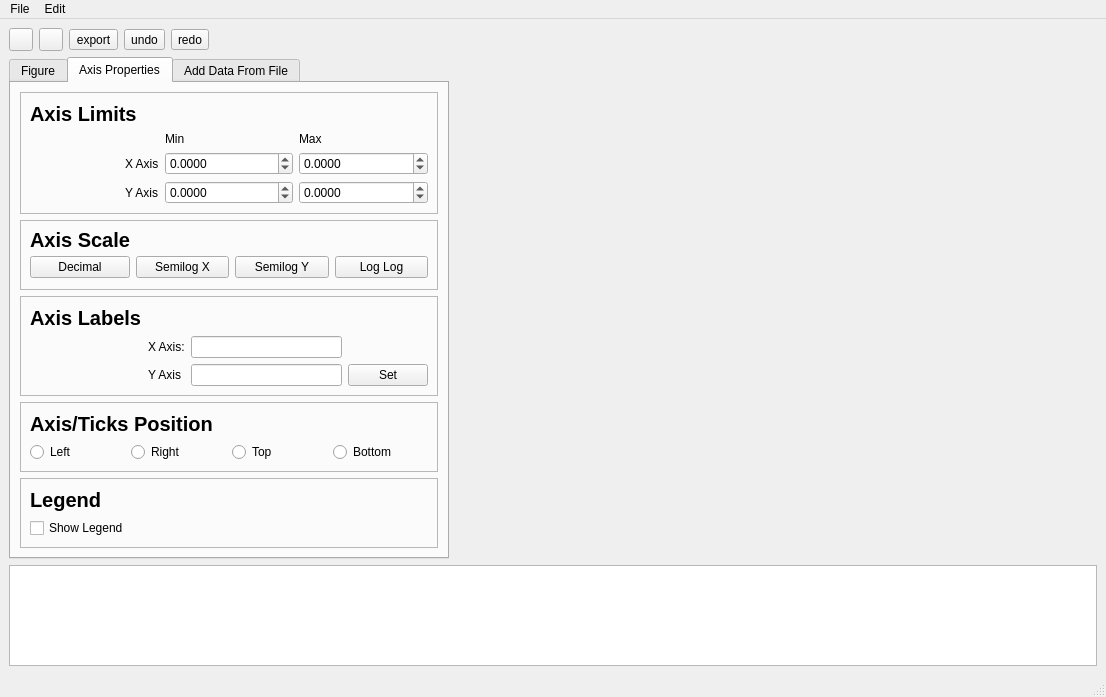
Qt form ui/plotter.ui (hadrianmontes/Plotter2) before a commit.
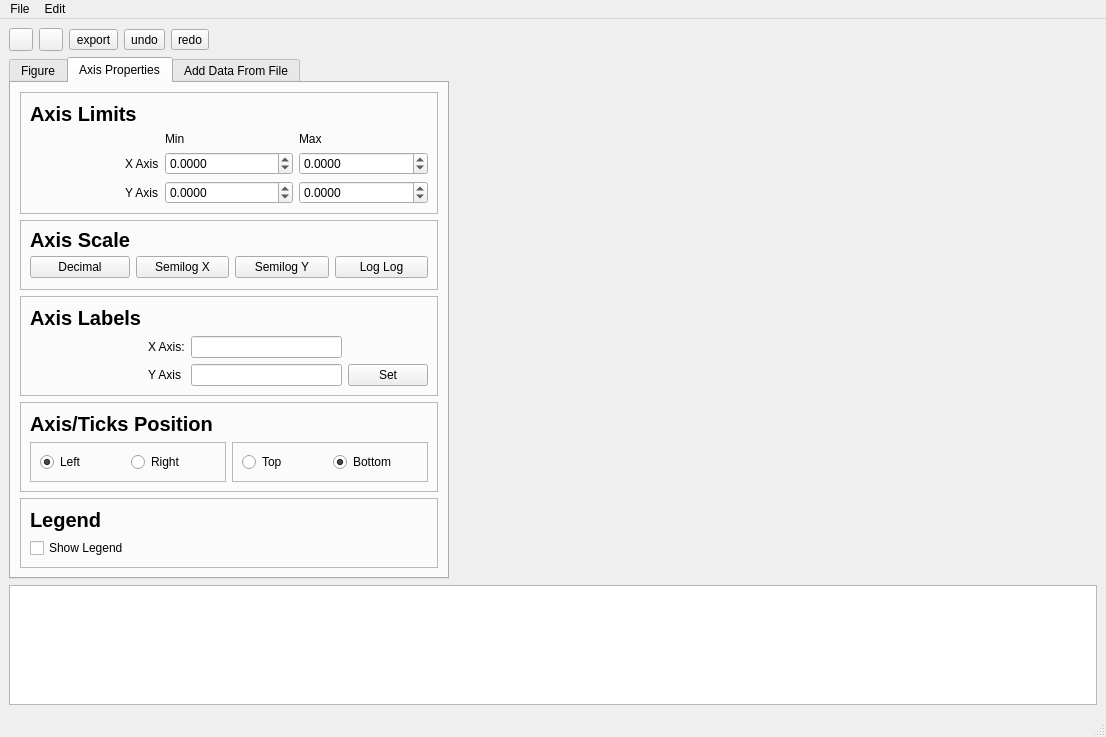
The same form after that commit. The open tabs and pages were chosen to show the change. Icons and pictures are not drawn.

Commit message: Corrected the radios for the positions

```diff
--- a/ui/plotter.ui
+++ b/ui/plotter.ui
@@ -8,7 +8,7 @@
     <x>0</x>
     <y>0</y>
     <width>1106</width>
-    <height>697</height>
+    <height>737</height>
    </rect>
   </property>
   <property name="windowTitle">
@@ -624,34 +624,70 @@
             </property>
             <layout class="QGridLayout" name="gridLayout_15">
              <item row="1" column="0">
+              <widget class="QFrame" name="frame_10">
+               <property name="frameShape">
+                <enum>QFrame::StyledPanel</enum>
+               </property>
+               <property name="frameShadow">
+                <enum>QFrame::Raised</enum>
+               </property>
+               <layout class="QGridLayout" name="gridLayout_16">
+                <item row="0" column="0">
               <widget class="QRadioButton" name="left_pos_radio">
                <property name="text">
                 <string>Left</string>
                </property>
-              </widget>
-             </item>
-             <item row="1" column="1">
+                  <property name="checked">
+                   <bool>true</bool>
+                  </property>
+                 </widget>
+                </item>
+                <item row="0" column="1">
               <widget class="QRadioButton" name="right_pos_radio">
                <property name="text">
                 <string>Right</string>
                </property>
-              </widget>
-             </item>
-             <item row="1" column="2">
+                  <property name="checked">
+                   <bool>false</bool>
+                  </property>
+                 </widget>
+                </item>
+               </layout>
+              </widget>
+             </item>
+             <item row="1" column="1">
+              <widget class="QFrame" name="frame_11">
+               <property name="frameShape">
+                <enum>QFrame::StyledPanel</enum>
+               </property>
+               <property name="frameShadow">
+                <enum>QFrame::Raised</enum>
+               </property>
+               <layout class="QGridLayout" name="gridLayout_17">
+                <item row="0" column="0">
               <widget class="QRadioButton" name="top_pos_radio">
                <property name="text">
                 <string>Top</string>
                </property>
-              </widget>
-             </item>
-             <item row="1" column="3">
+                  <property name="checked">
+                   <bool>false</bool>
+                  </property>
+                 </widget>
+                </item>
+                <item row="0" column="1">
               <widget class="QRadioButton" name="bottom_pos_radio">
                <property name="text">
                 <string>Bottom</string>
                </property>
-              </widget>
-             </item>
-             <item row="0" column="0" colspan="4">
+                  <property name="checked">
+                   <bool>true</bool>
+                  </property>
+                 </widget>
+                </item>
+               </layout>
+              </widget>
+             </item>
+             <item row="0" column="0" colspan="2">
               <widget class="QLabel" name="label_28">
                <property name="font">
                 <font>
```
Left out of the diff: 2 changed lines with no effect on the pictures. Lines whose indentation alone changed are shown as unchanged. The commit also changes 1 other file.
